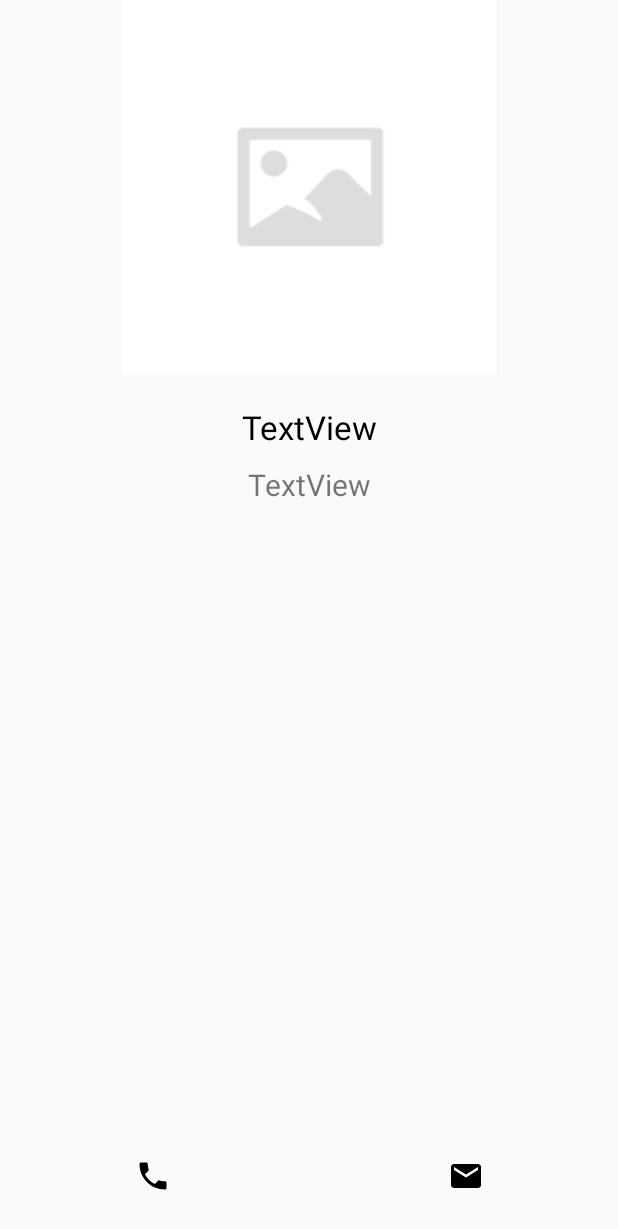
After one commit to LyanTorres/NFCBusinessCards, an Android app: the layout fragment_pop_up_item.xml on its own in the app's theme, with its tools: preview values and no code run, on a phone screen of 412 x 824 dp. The commit adds this screen. Shown: the top 1229 px of the screen. Run offline under Robolectric (Android 15) with nearby library versions, the light colour scheme and no system bars.

Commit message:
Added most of the functionailty to the pop up window(call and email) trying to get delete menu item to show up

```diff
--- a/TorresLyan_PP6/app/src/main/AndroidManifest.xml
+++ b/TorresLyan_PP6/app/src/main/AndroidManifest.xml
@@ -4,6 +4,7 @@
 
     <uses-permission android:name="android.permission.INTERNET" />
     <uses-permission android:name="android.permission.NFC" />
+    <uses-permission android:name="android.permision.CALL_PHONE"/>
 
     <uses-feature
         android:name="android.hardware.nfc"
--- a/TorresLyan_PP6/app/src/main/java/com/example/lyantorres/torreslyan_pp6/HomeScreenActivity.java
+++ b/TorresLyan_PP6/app/src/main/java/com/example/lyantorres/torreslyan_pp6/HomeScreenActivity.java
@@ -11,7 +11,6 @@ import android.nfc.tech.Ndef;
 import android.os.Parcelable;
 import android.support.v7.app.AppCompatActivity;
 import android.os.Bundle;
-import android.util.Log;
 import android.widget.Toast;
 
 import com.example.lyantorres.torreslyan_pp6.Objects.DatabaseHelper;
@@ -37,7 +36,7 @@ public class HomeScreenActivity extends AppCompatActivity implements ExpandedLis
     private PendingIntent mPendingIntent;
     private ArrayList<String> mSavedCardsStrings = new ArrayList<>();
 
-    public String mUSER_EXRTA = "USER";
+    public String mUSER_EXTRA = "USER";
     public int mPOPUP_REQUEST_CODE = 101;
 
     @Override
@@ -193,7 +192,7 @@ public class HomeScreenActivity extends AppCompatActivity implements ExpandedLis
     public void itemClicked(User _user) {
 
         Intent popUpIntent = new Intent(this, PopUpItemActivity.class);
-        popUpIntent.putExtra(mUSER_EXRTA, _user);
+        popUpIntent.putExtra(mUSER_EXTRA, _user);
         startActivityForResult(popUpIntent, mPOPUP_REQUEST_CODE);
 
     }
--- /dev/null
+++ b/TorresLyan_PP6/app/src/main/res/drawable/ic_email_24dp.xml
@@ -0,0 +1,9 @@
+<vector xmlns:android="http://schemas.android.com/apk/res/android"
+        android:width="24dp"
+        android:height="24dp"
+        android:viewportWidth="24.0"
+        android:viewportHeight="24.0">
+    <path
+        android:fillColor="#FF000000"
+        android:pathData="M20,4L4,4c-1.1,0 -1.99,0.9 -1.99,2L2,18c0,1.1 0.9,2 2,2h16c1.1,0 2,-0.9 2,-2L22,6c0,-1.1 -0.9,-2 -2,-2zM20,8l-8,5 -8,-5L4,6l8,5 8,-5v2z"/>
+</vector>
--- /dev/null
+++ b/TorresLyan_PP6/app/src/main/res/drawable/ic_local_phone_24dp.xml
@@ -0,0 +1,9 @@
+<vector xmlns:android="http://schemas.android.com/apk/res/android"
+        android:width="24dp"
+        android:height="24dp"
+        android:viewportWidth="24.0"
+        android:viewportHeight="24.0">
+    <path
+        android:fillColor="#FF000000"
+        android:pathData="M6.62,10.79c1.44,2.83 3.76,5.14 6.59,6.59l2.2,-2.2c0.27,-0.27 0.67,-0.36 1.02,-0.24 1.12,0.37 2.33,0.57 3.57,0.57 0.55,0 1,0.45 1,1V20c0,0.55 -0.45,1 -1,1 -9.39,0 -17,-7.61 -17,-17 0,-0.55 0.45,-1 1,-1h3.5c0.55,0 1,0.45 1,1 0,1.25 0.2,2.45 0.57,3.57 0.11,0.35 0.03,0.74 -0.25,1.02l-2.2,2.2z"/>
+</vector>
--- /dev/null
+++ b/TorresLyan_PP6/app/src/main/res/layout/fragment_pop_up_item.xml
@@ -0,0 +1,111 @@
+<?xml version="1.0" encoding="utf-8"?>
+<android.support.constraint.ConstraintLayout xmlns:android="http://schemas.android.com/apk/res/android"
+    xmlns:app="http://schemas.android.com/apk/res-auto"
+    xmlns:tools="http://schemas.android.com/tools"
+    android:id="@+id/frameLayout4"
+    android:layout_width="match_parent"
+    android:layout_height="match_parent"
+    tools:context=".fragments.PopUpItemFragment">
+
+
+    <ScrollView
+        android:id="@+id/scroll"
+        android:layout_width="match_parent"
+        android:layout_height="0dp"
+        android:layout_marginBottom="8dp"
+        app:layout_constraintBottom_toTopOf="@+id/linearLayout"
+        app:layout_constraintEnd_toEndOf="parent"
+        app:layout_constraintHorizontal_bias="0.0"
+        app:layout_constraintStart_toStartOf="parent"
+        app:layout_constraintTop_toTopOf="parent">
+
+        <LinearLayout
+            android:layout_width="match_parent"
+            android:layout_height="match_parent"
+            android:orientation="vertical"
+            app:layout_constraintBottom_toBottomOf="parent"
+            app:layout_constraintEnd_toEndOf="parent"
+            app:layout_constraintStart_toStartOf="parent"
+            app:layout_constraintTop_toTopOf="parent">
+
+            <ImageView
+                android:id="@+id/detail_largeCard"
+                android:layout_width="match_parent"
+                android:layout_height="250dp"
+                android:src="@drawable/image_placeholder" />
+
+            <Space
+                android:layout_width="match_parent"
+                android:layout_height="20dp" />
+
+            <TextView
+                android:id="@+id/detail_name"
+                android:layout_width="match_parent"
+                android:layout_height="wrap_content"
+                android:text="TextView"
+                android:textAlignment="center"
+                android:textColor="@android:color/black"
+                android:textSize="22sp" />
+
+            <Space
+                android:layout_width="match_parent"
+                android:layout_height="10dp" />
+
+            <TextView
+                android:id="@+id/detail_jobtitle"
+                android:layout_width="match_parent"
+                android:layout_height="wrap_content"
+                android:text="TextView"
+                android:textAlignment="center"
+                android:textSize="20sp" />
+
+            <Space
+                android:layout_width="match_parent"
+                android:layout_height="25dp" />
+
+        </LinearLayout>
+    </ScrollView>
+
+    <LinearLayout
+        android:id="@+id/linearLayout"
+        android:layout_width="0dp"
+        android:layout_height="wrap_content"
+        android:layout_marginBottom="16dp"
+        android:orientation="horizontal"
+        app:layout_constraintBottom_toBottomOf="parent"
+        app:layout_constraintEnd_toEndOf="parent"
+        app:layout_constraintStart_toStartOf="parent">
+
+        <Space
+            android:layout_width="10dp"
+            android:layout_height="wrap_content" />
+
+
+        <ImageButton
+            android:id="@+id/detail_phone"
+            style="@style/Widget.AppCompat.Button.Borderless.Colored"
+            android:layout_width="wrap_content"
+            android:layout_height="wrap_content"
+            android:layout_weight="1"
+            android:src="@drawable/ic_local_phone_24dp" />
+
+        <Space
+            android:layout_width="25dp"
+            android:layout_height="wrap_content" />
+
+        <ImageButton
+            android:id="@+id/detail_email"
+            style="@style/Widget.AppCompat.Button.Borderless.Colored"
+            android:layout_width="wrap_content"
+            android:layout_height="wrap_content"
+            android:layout_weight="1"
+            android:src="@drawable/ic_email_24dp"
+            tools:layout_editor_absoluteX="96dp"
+            tools:layout_editor_absoluteY="131dp" />
+
+        <Space
+            android:layout_width="10dp"
+            android:layout_height="wrap_content" />
+
+    </LinearLayout>
+</android.support.constraint.ConstraintLayout>
--- a/TorresLyan_PP6/app/src/main/res/menu/delete_menu.xml
+++ b/TorresLyan_PP6/app/src/main/res/menu/delete_menu.xml
@@ -2,5 +2,9 @@
 <menu xmlns:android="http://schemas.android.com/apk/res/android"
     xmlns:app="http://schemas.android.com/apk/res-auto">
 <item android:title="Delete"
-    app:showAsAction="always"></item>
+    android:id="@+id/details_delete"
+    android:icon="@drawable/ic_delete_black_24dp"
+    app:showAsAction="always">
+
+</item>
 </menu>
--- a/TorresLyan_PP6/app/src/main/res/values/strings.xml
+++ b/TorresLyan_PP6/app/src/main/res/values/strings.xml
@@ -32,5 +32,8 @@
         <item>Sort by job title</item>
     </string-array>
 
+    <!-- TODO: Remove or change this placeholder text -->
+    <string name="hello_blank_fragment">Hello blank fragment</string>
+
 
 </resources>
--- a/TorresLyan_PP6/app/src/main/res/values/styles.xml
+++ b/TorresLyan_PP6/app/src/main/res/values/styles.xml
@@ -8,7 +8,7 @@
         <item name="android:statusBarColor">@color/colorPrimaryDark</item>
     </style>
 
-    <style name="AppTheme.CustomPopUpTheme">
+    <style name="AppTheme.CustomPopUpTheme" parent="Theme.AppCompat.Light">
         <item name="android:windowIsFloating">true</item>
         <item name="android:windowCloseOnTouchOutside">true</item>
         <item name="colorPrimary">@color/colorPrimary</item>
```
Also changed, not shown: TorresLyan_PP6/app/src/main/java/com/example/lyantorres/torreslyan_pp6/PopUpItemActivity.java (+18 -1 lines), TorresLyan_PP6/app/src/main/java/com/example/lyantorres/torreslyan_pp6/fragments/PopUpItemFragment.java (added, +134 -0 lines), TorresLyan_PP6/app/src/main/res/layout/activity_pop_up_item.xml (+10 -0 lines).
